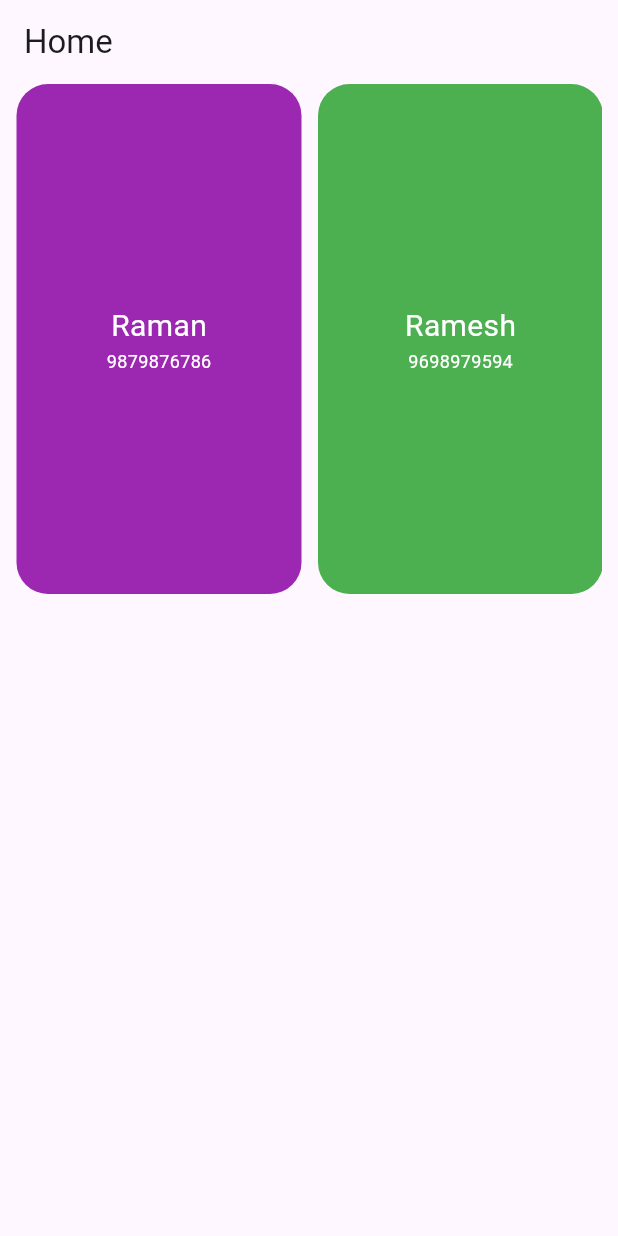
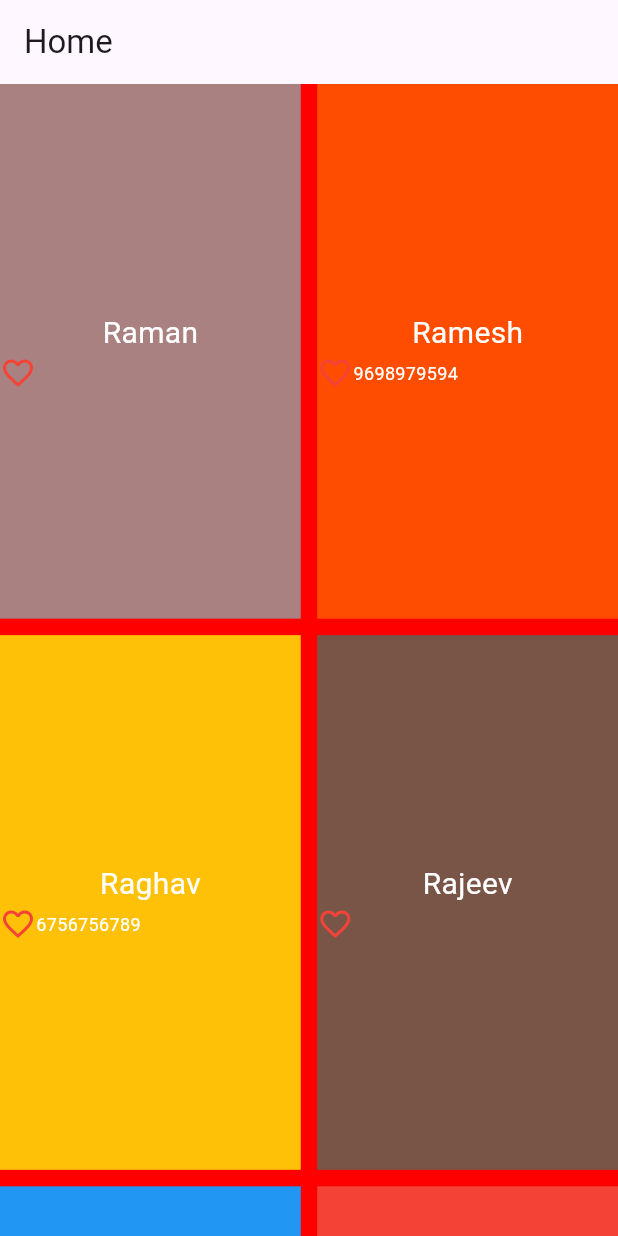
Before and after one commit to raunak2909/layout_395, a Flutter app: the screen it shows after launch, on a phone screen of 412 x 824 dp. Run offline on Flutter 3.47's test engine with Material 3 defaults, Android fonts, the phone set to English and light mode, and no system bars.

Commit message:
color hexadecimal handling

```diff
--- a/lib/home_page.dart
+++ b/lib/home_page.dart
@@ -6,14 +6,14 @@ class HomePage extends StatelessWidget {
   List<Map<String, dynamic>> mData = [
     {
       "name" : "Raman",
-      "mob_no" : "9879876786",
-      "bg_color" : Colors.purple
+      "mob_no" : "",
+      "bg_color" : Color(0XFFaA8181),
     },
 
     {
       "name" : "Ramesh",
       "mob_no" : "9698979594",
-      "bg_color" : Colors.green
+      "bg_color" : Colors.orange.withAlpha(129)
     },
 
     {
@@ -24,7 +24,7 @@ class HomePage extends StatelessWidget {
 
     {
       "name" : "Rajeev",
-      "mob_no" : "987698769",
+      "mob_no" : "",
       "bg_color" : Colors.brown
     },
 
@@ -193,26 +193,24 @@ class HomePage extends StatelessWidget {
   Widget build(BuildContext context) {
 
 
-
     return Scaffold(
+      backgroundColor: Color.fromRGBO(255, 0, 0, 1),
       appBar: AppBar(
         title: Text('Home'),
       ),
-      body: Container(
-        height: 340,
-        padding: EdgeInsets.only(right: 11),
-        child: ListView.builder(
-          scrollDirection: Axis.horizontal,
+      body: GridView.builder(
+          gridDelegate: SliverGridDelegateWithMaxCrossAxisExtent(
+              maxCrossAxisExtent: 200,
+            mainAxisSpacing: 11,
+            crossAxisSpacing: 11,
+            childAspectRatio: 9/16
+          ),
           itemCount: mData.length,
-            itemBuilder: (_,index){
-            print(index);
+          itemBuilder: (_, index){
             return Container(
-                margin: EdgeInsets.only(left: 11),
-                width: 190,
-                decoration: BoxDecoration(
+              width: double.infinity,
+              height: 100,
               color: mData[index]['bg_color'],
-                  borderRadius: BorderRadius.circular(21)
-                ),
               child: Column(
                 mainAxisAlignment: MainAxisAlignment.center,
                 children: [
@@ -223,6 +221,9 @@ class HomePage extends StatelessWidget {
                         color: Colors.white
                     ),
                   ),
+                  Row(
+                    children: [
+                      Icon(Icons.favorite_border, color: Colors.red,),
                       Text(
                         mData[index]['mob_no'],
                         style: TextStyle(
@@ -232,12 +233,90 @@ class HomePage extends StatelessWidget {
                       ),
                     ],
                   ),
+                ],
+              ),
+            );
+          })
+
+
+
+
+      /*GridView.count(
+        mainAxisSpacing: 11,
+        crossAxisSpacing: 11,
+        crossAxisCount: 200, children: mData.map((eachItem){
+                count++;
+                print(count);
+                return Container(
+                  width: double.infinity,
+                  height: 100,
+                  color: eachItem['bg_color'],
+                  child: Column(
+                    mainAxisAlignment: MainAxisAlignment.center,
+                    children: [
+                      Text(
+                        eachItem['name'],
+                        style: TextStyle(
+                            fontSize: 20,
+                            color: Colors.white
+                        ),
+                      ),
+                      Text(
+                        eachItem['mob_no'],
+                        style: TextStyle(
+                            fontSize: 12,
+                            color: Colors.white
+                        ),
+                      ),
+                    ],
+                  ),
+                );
+              }).toList(),)*/
     );
   }
-        ),
-      )
-    );
-  }
+
+  ////Container(
+//         height: 340,
+//         padding: EdgeInsets.only(right: 11),
+//         child: ListView.builder(
+//           scrollDirection: Axis.horizontal,
+//           itemCount: mData.length,
+//             itemBuilder: (_,index){
+//             print(index);
+//               return Container(
+//                 margin: EdgeInsets.only(left: 11),
+//                 width: 190,
+//                 decoration: BoxDecoration(
+//                   color: mData[index]['bg_color'],
+//                   borderRadius: BorderRadius.circular(21)
+//                 ),
+//                 child: Column(
+//                   mainAxisAlignment: MainAxisAlignment.center,
+//                   children: [
+//                     Text(
+//                       mData[index]['name'],
+//                       style: TextStyle(
+//                           fontSize: 20,
+//                           color: Colors.white
+//                       ),
+//                     ),
+//                     Visibility(
+//                       visible: mData[index]['mob_no']!="",
+//                       child: Text(
+//                         ///?:
+//                         mData[index]['mob_no']!="" ? mData[index]['mob_no'] : "No Number",
+//                         style: TextStyle(
+//                             fontSize: 12,
+//                             color: Colors.white
+//                         ),
+//                       ) ,
+//                     ),
+//                   ],
+//                 ),
+//               );
+//             }
+//         ),
+//       )
 
   ///ListView(
   //         children: mData.map((eachItem){
--- a/pubspec.yaml
+++ b/pubspec.yaml
@@ -19,7 +19,7 @@ publish_to: 'none' # Remove this line if you wish to publish to pub.dev
 version: 1.0.0+1
 
 environment:
-  sdk: ^3.6.0
+  sdk: ^3.8.1
 
 # Dependencies specify other packages that your package needs in order to work.
 # To automatically upgrade your package dependencies to the latest versions
```
Also changed, not shown: pubspec.lock, 1 other file. Lines whose indentation alone changed are shown as unchanged.
